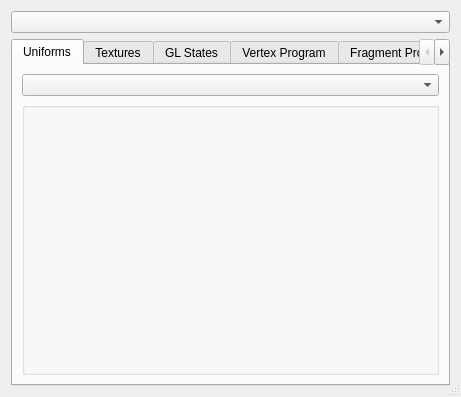
Qt form src/fgt/render_rfx/rfx_dialog.ui (cnr-isti-vclab/meshlab) before a commit.
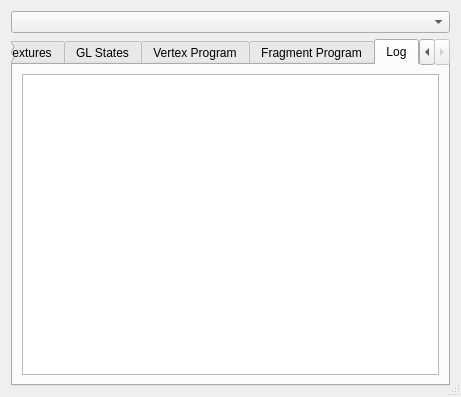
The same form after that commit. The open tabs and pages were chosen to show the change.

Commit message: - fixed bug in a ddsloader private method - added shader compilation results to the dialog ui

```diff
--- a/src/fgt/render_rfx/rfx_dialog.ui
+++ b/src/fgt/render_rfx/rfx_dialog.ui
@@ -207,6 +207,26 @@
        </item>
       </layout>
      </widget>
+     <widget class="QWidget" name="tabCompileLog" >
+      <attribute name="title" >
+       <string>Log</string>
+      </attribute>
+      <layout class="QGridLayout" name="gridLayout_11" >
+       <item row="0" column="0" >
+        <widget class="QPlainTextEdit" name="textLog" >
+         <property name="lineWrapMode" >
+          <enum>QPlainTextEdit::NoWrap</enum>
+         </property>
+         <property name="readOnly" >
+          <bool>true</bool>
+         </property>
+         <property name="plainText" >
+          <string/>
+         </property>
+        </widget>
+       </item>
+      </layout>
+     </widget>
     </widget>
    </item>
    <item row="0" column="0" >
```
The commit also changes 6 other files.
